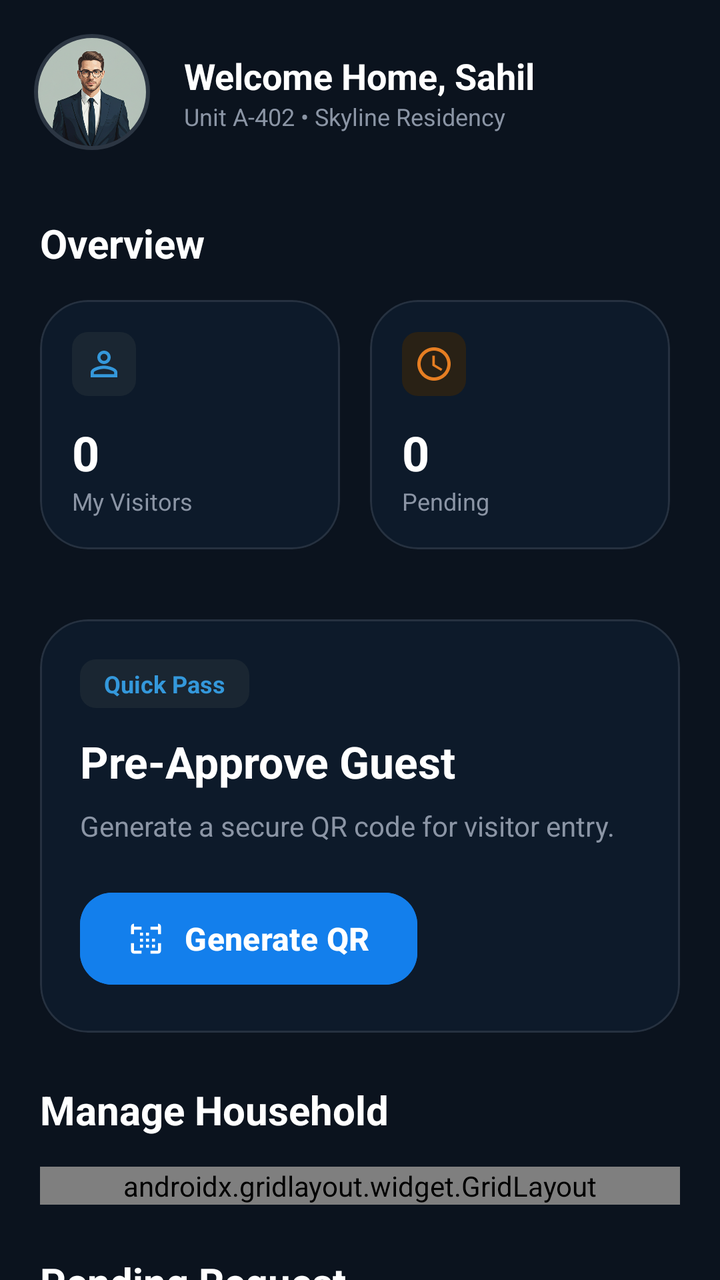
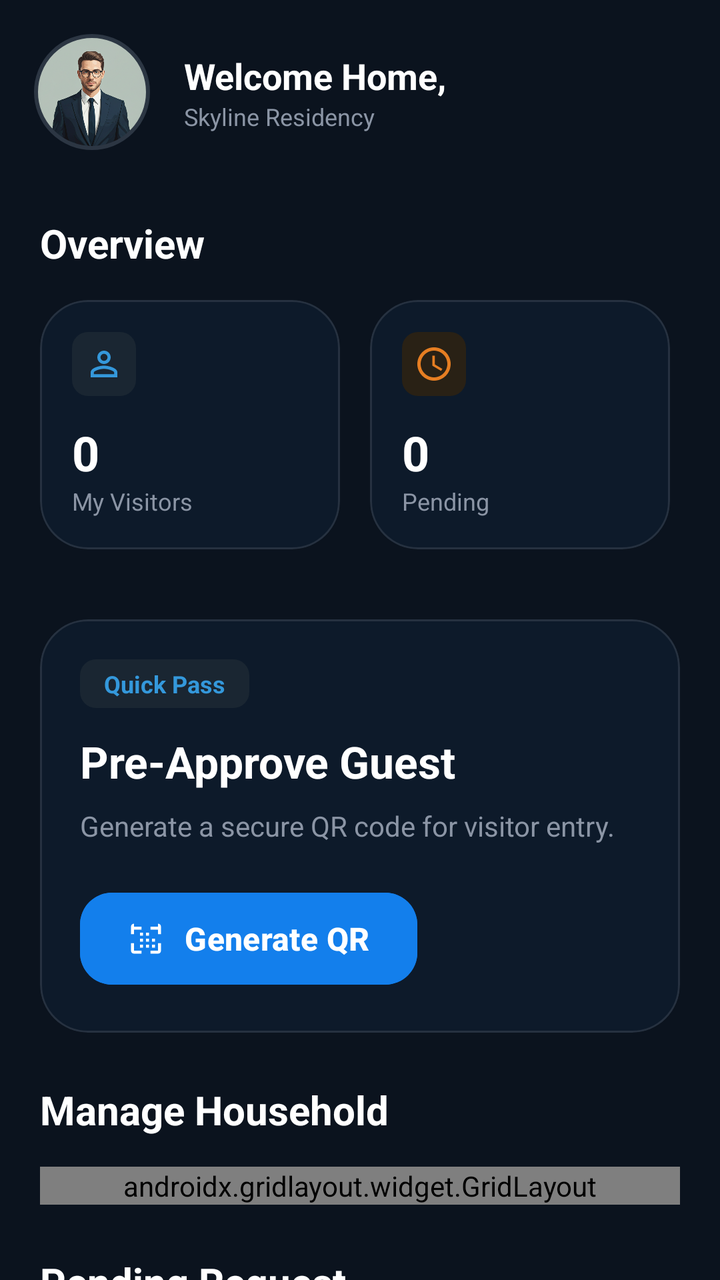

Compare the two renders of this Android layout. The source of the first and the diff that turns it into the second are given below.
<!-- AndroidManifest.xml: application theme Theme.HouseVisitorManagementSystem -->
<!-- res/layout/activity_house_owner_dashboard.xml -->
<?xml version="1.0" encoding="utf-8"?>
<androidx.constraintlayout.widget.ConstraintLayout xmlns:android="http://schemas.android.com/apk/res/android"
    xmlns:app="http://schemas.android.com/apk/res-auto"
    xmlns:tools="http://schemas.android.com/tools"
    android:id="@+id/main"
    android:layout_width="match_parent"
    android:layout_height="match_parent"
    android:background="@color/dark_navy_bg"
    tools:context=".HouseOwnerDashboardActivity">

    <androidx.constraintlayout.widget.ConstraintLayout
        android:id="@+id/appBar"
        android:layout_width="match_parent"
        android:layout_height="wrap_content"
        android:padding="16dp"
        app:layout_constraintTop_toTopOf="parent">

        <FrameLayout
            android:id="@+id/profileContainer"
            android:layout_width="60dp"
            android:layout_height="60dp"
            app:layout_constraintBottom_toBottomOf="parent"
            app:layout_constraintStart_toStartOf="parent"
            app:layout_constraintTop_toTopOf="parent">

            <com.google.android.material.imageview.ShapeableImageView
                android:id="@+id/imgProfile"
                android:layout_width="match_parent"
                android:layout_height="match_parent"
                android:padding="2dp"
                android:src="@drawable/person_image"
                app:shapeAppearanceOverlay="@style/CircleImage"
                app:strokeColor="@color/slate_blue_gray"
                app:strokeWidth="2dp" />

        </FrameLayout>

        <LinearLayout
            android:layout_width="0dp"
            android:layout_height="wrap_content"
            android:layout_marginStart="16dp"
            android:orientation="vertical"
            app:layout_constraintBottom_toBottomOf="@id/profileContainer"
            app:layout_constraintEnd_toEndOf="parent"
            app:layout_constraintStart_toEndOf="@id/profileContainer"
            app:layout_constraintTop_toTopOf="@id/profileContainer">

            <TextView
                android:layout_width="wrap_content"
                android:layout_height="wrap_content"
                android:text="@string/welcome_back_home"
                android:textColor="@color/white"
                android:textSize="18sp"
                android:textStyle="bold" />

            <TextView
                android:layout_width="wrap_content"
                android:layout_height="wrap_content"
                android:text="@string/owner_unit_info"
                android:textColor="@color/text_grey"
                android:textSize="12sp" />
        </LinearLayout>
    </androidx.constraintlayout.widget.ConstraintLayout>

    <androidx.core.widget.NestedScrollView
        android:layout_width="match_parent"
        android:layout_height="0dp"
        android:clipToPadding="false"
        android:paddingBottom="40dp"
        app:layout_constraintBottom_toBottomOf="parent"
        app:layout_constraintTop_toBottomOf="@id/appBar">

        <LinearLayout
            android:layout_width="match_parent"
            android:layout_height="wrap_content"
            android:orientation="vertical"
            android:paddingHorizontal="20dp">

            
            <TextView
                android:layout_width="wrap_content"
                android:layout_height="wrap_content"
                android:layout_marginTop="16dp"
                android:text="Overview"
                android:textColor="@color/white"
                android:textSize="20sp"
                android:textStyle="bold" />

            <HorizontalScrollView
                android:layout_width="match_parent"
                android:layout_height="wrap_content"
                android:layout_marginTop="15dp"
                android:layout_marginBottom="25dp"
                android:clipToPadding="false"
                android:scrollbars="none">

                <LinearLayout
                    android:layout_width="wrap_content"
                    android:layout_height="wrap_content"
                    android:orientation="horizontal">

                    
                    <com.google.android.material.card.MaterialCardView
                        android:layout_width="150dp"
                        android:layout_height="wrap_content"
                        android:layout_marginEnd="15dp"
                        app:cardBackgroundColor="#0D1A2A"
                        app:cardCornerRadius="24dp"
                        app:cardElevation="0dp"
                        app:strokeColor="#1AFFFFFF"
                        app:strokeWidth="1dp">

                        <LinearLayout
                            android:layout_width="match_parent"
                            android:layout_height="wrap_content"
                            android:orientation="vertical"
                            android:padding="16dp">

                            <ImageView
                                android:layout_width="32dp"
                                android:layout_height="32dp"
                                android:background="@drawable/bg_badge_blue"
                                android:padding="6dp"
                                android:src="@drawable/ic_person_outline"
                                app:tint="@color/badge_blue_text" />

                            <TextView
                                android:id="@+id/tvMyVisitorsCount"
                                android:layout_width="wrap_content"
                                android:layout_height="wrap_content"
                                android:layout_marginTop="12dp"
                                android:text="0"
                                android:textColor="@color/white"
                                android:textSize="24sp"
                                android:textStyle="bold" />

                            <TextView
                                android:layout_width="wrap_content"
                                android:layout_height="wrap_content"
                                android:text="My Visitors"
                                android:textColor="@color/text_grey"
                                android:textSize="12sp" />
                        </LinearLayout>
                    </com.google.android.material.card.MaterialCardView>

                    
                    <com.google.android.material.card.MaterialCardView
                        android:layout_width="150dp"
                        android:layout_height="wrap_content"
                        android:layout_marginEnd="15dp"
                        app:cardBackgroundColor="#0D1A2A"
                        app:cardCornerRadius="24dp"
                        app:cardElevation="0dp"
                        app:strokeColor="#1AFFFFFF"
                        app:strokeWidth="1dp">

                        <LinearLayout
                            android:layout_width="match_parent"
                            android:layout_height="wrap_content"
                            android:orientation="vertical"
                            android:padding="16dp">

                            <ImageView
                                android:layout_width="32dp"
                                android:layout_height="32dp"
                                android:background="@drawable/bg_badge_orange"
                                android:padding="6dp"
                                android:src="@drawable/ic_time"
                                app:tint="@color/badge_orange_text" />

                            <TextView
                                android:id="@+id/tvPendingCount"
                                android:layout_width="wrap_content"
                                android:layout_height="wrap_content"
                                android:layout_marginTop="12dp"
                                android:text="0"
                                android:textColor="@color/white"
                                android:textSize="24sp"
                                android:textStyle="bold" />

                            <TextView
                                android:layout_width="wrap_content"
                                android:layout_height="wrap_content"
                                android:text="Pending"
                                android:textColor="@color/text_grey"
                                android:textSize="12sp" />
                        </LinearLayout>
                    </com.google.android.material.card.MaterialCardView>

                    
                    <com.google.android.material.card.MaterialCardView
                        android:layout_width="150dp"
                        android:layout_height="wrap_content"
                        android:layout_marginEnd="15dp"
                        app:cardBackgroundColor="#0D1A2A"
                        app:cardCornerRadius="24dp"
                        app:cardElevation="0dp"
                        app:strokeColor="#1AFFFFFF"
                        app:strokeWidth="1dp">

                        <LinearLayout
                            android:layout_width="match_parent"
                            android:layout_height="wrap_content"
                            android:orientation="vertical"
                            android:padding="16dp">

                            <ImageView
                                android:layout_width="32dp"
                                android:layout_height="32dp"
                                android:background="@drawable/bg_badge_green"
                                android:padding="6dp"
                                android:src="@drawable/ic_qr_code_scanner"
                                app:tint="@color/badge_green_text" />

                            <TextView
                                android:id="@+id/tvActiveQRCount"
                                android:layout_width="wrap_content"
                                android:layout_height="wrap_content"
                                android:layout_marginTop="12dp"
                                android:text="0"
                                android:textColor="@color/white"
                                android:textSize="24sp"
                                android:textStyle="bold" />

                            <TextView
                                android:layout_width="wrap_content"
                                android:layout_height="wrap_content"
                                android:text="QR Code"
                                android:textColor="@color/text_grey"
                                android:textSize="12sp" />
                        </LinearLayout>
                    </com.google.android.material.card.MaterialCardView>

                    
                    <com.google.android.material.card.MaterialCardView
                        android:layout_width="150dp"
                        android:layout_height="wrap_content"
                        android:layout_marginEnd="15dp"
                        app:cardBackgroundColor="#0D1A2A"
                        app:cardCornerRadius="24dp"
                        app:cardElevation="0dp"
                        app:strokeColor="#1AFFFFFF"
                        app:strokeWidth="1dp">

                        <LinearLayout
                            android:layout_width="match_parent"
                            android:layout_height="wrap_content"
                            android:orientation="vertical"
                            android:padding="16dp">

                            <ImageView
                                android:layout_width="32dp"
                                android:layout_height="32dp"
                                android:background="@drawable/bg_badge_orange"
                                android:padding="6dp"
                                android:src="@drawable/ic_announcement"
                                app:tint="@color/badge_orange_text" />

                            <TextView
                                android:id="@+id/tvAnnouncementsCount"
                                android:layout_width="wrap_content"
                                android:layout_height="wrap_content"
                                android:layout_marginTop="12dp"
                                android:text="0"
                                android:textColor="@color/white"
                                android:textSize="24sp"
                                android:textStyle="bold" />

                            <TextView
                                android:layout_width="wrap_content"
                                android:layout_height="wrap_content"
                                android:text="Announcements"
                                android:textColor="@color/text_grey"
                                android:textSize="12sp" />
                        </LinearLayout>
                    </com.google.android.material.card.MaterialCardView>

                    
                    <com.google.android.material.card.MaterialCardView
                        android:layout_width="150dp"
                        android:layout_height="wrap_content"
                        android:layout_marginEnd="15dp"
                        app:cardBackgroundColor="#0D1A2A"
                        app:cardCornerRadius="24dp"
                        app:cardElevation="0dp"
                        app:strokeColor="#1AFFFFFF"
                        app:strokeWidth="1dp">

                        <LinearLayout
                            android:layout_width="match_parent"
                            android:layout_height="wrap_content"
                            android:orientation="vertical"
                            android:padding="16dp">

                            <ImageView
                                android:layout_width="32dp"
                                android:layout_height="32dp"
                                android:background="@drawable/bg_badge_red"
                                android:padding="6dp"
                                android:src="@drawable/ic_warning_triangle"
                                app:tint="@color/badge_red_text" />

                            <TextView
                                android:id="@+id/tvMyComplaintsCount"
                                android:layout_width="wrap_content"
                                android:layout_height="wrap_content"
                                android:layout_marginTop="12dp"
                                android:text="0"
                                android:textColor="@color/white"
                                android:textSize="24sp"
                                android:textStyle="bold" />

                            <TextView
                                android:layout_width="wrap_content"
                                android:layout_height="wrap_content"
                                android:text="My Complaints"
                                android:textColor="@color/text_grey"
                                android:textSize="12sp" />
                        </LinearLayout>
                    </com.google.android.material.card.MaterialCardView>

                    
                    <com.google.android.material.card.MaterialCardView
                        android:layout_width="150dp"
                        android:layout_height="wrap_content"
                        android:layout_marginEnd="15dp"
                        app:cardBackgroundColor="#0D1A2A"
                        app:cardCornerRadius="24dp"
                        app:cardElevation="0dp"
                        app:strokeColor="#1AFFFFFF"
                        app:strokeWidth="1dp">

                        <LinearLayout
                            android:layout_width="match_parent"
                            android:layout_height="wrap_content"
                            android:orientation="vertical"
                            android:padding="16dp">

                            <ImageView
                                android:layout_width="32dp"
                                android:layout_height="32dp"
                                android:background="@drawable/bg_badge_gray"
                                android:padding="6dp"
                                android:src="@drawable/ic_block_circle"
                                app:tint="@color/badge_gray_text" />

                            <TextView
                                android:id="@+id/tvBlockedVisitorsCount"
                                android:layout_width="wrap_content"
                                android:layout_height="wrap_content"
                                android:layout_marginTop="12dp"
                                android:text="0"
                                android:textColor="@color/white"
                                android:textSize="24sp"
                                android:textStyle="bold" />

                            <TextView
                                android:layout_width="wrap_content"
                                android:layout_height="wrap_content"
                                android:text="Blocked"
                                android:textColor="@color/text_grey"
                                android:textSize="12sp" />
                        </LinearLayout>
                    </com.google.android.material.card.MaterialCardView>
                </LinearLayout>
            </HorizontalScrollView>

            
            <com.google.android.material.card.MaterialCardView
                android:layout_width="match_parent"
                android:layout_height="wrap_content"
                android:layout_marginTop="10dp"
                android:layout_marginBottom="25dp"
                app:cardBackgroundColor="#0D1A2A"
                app:cardCornerRadius="24dp"
                app:cardElevation="0dp"
                app:strokeColor="#1AFFFFFF"
                app:strokeWidth="1dp">

                <androidx.constraintlayout.widget.ConstraintLayout
                    android:layout_width="match_parent"
                    android:layout_height="wrap_content"
                    android:padding="20dp">

                    <TextView
                        android:id="@+id/tvQuickPassBadge"
                        android:layout_width="wrap_content"
                        android:layout_height="wrap_content"
                        android:background="@drawable/bg_badge_blue"
                        android:paddingHorizontal="12dp"
                        android:paddingVertical="4dp"
                        android:text="Quick Pass"
                        android:textColor="@color/badge_blue_text"
                        android:textSize="12sp"
                        android:textStyle="bold"
                        app:layout_constraintStart_toStartOf="parent"
                        app:layout_constraintTop_toTopOf="parent" />

                    <TextView
                        android:id="@+id/tvPreApproveTitle"
                        android:layout_width="match_parent"
                        android:layout_height="wrap_content"
                        android:layout_marginTop="12dp"
                        android:text="Pre-Approve Guest"
                        android:textColor="@color/white"
                        android:textSize="22sp"
                        android:textStyle="bold"
                        app:layout_constraintStart_toStartOf="parent"
                        app:layout_constraintTop_toBottomOf="@id/tvQuickPassBadge" />

                    <TextView
                        android:id="@+id/tvPreApproveDesc"
                        android:layout_width="match_parent"
                        android:layout_height="wrap_content"
                        android:layout_marginTop="8dp"
                        android:text="Generate a secure QR code for visitor entry."
                        android:textColor="@color/text_grey"
                        android:textSize="14sp"
                        app:layout_constraintStart_toStartOf="parent"
                        app:layout_constraintTop_toBottomOf="@id/tvPreApproveTitle" />

                    <com.google.android.material.button.MaterialButton
                        android:id="@+id/btnGenerateQR"
                        android:layout_width="wrap_content"
                        android:layout_height="54dp"
                        android:layout_marginTop="20dp"
                        android:backgroundTint="@color/bright_azure_blue"
                        android:paddingHorizontal="24dp"
                        android:text="Generate QR"
                        android:textAllCaps="false"
                        android:textColor="@color/white"
                        android:textSize="16sp"
                        android:textStyle="bold"
                        app:cornerRadius="16dp"
                        app:icon="@drawable/ic_qr_code_scanner"
                        app:iconGravity="textStart"
                        app:iconPadding="10dp"
                        app:iconTint="@color/white"
                        app:layout_constraintBottom_toBottomOf="parent"
                        app:layout_constraintStart_toStartOf="parent"
                        app:layout_constraintTop_toBottomOf="@id/tvPreApproveDesc" />

                </androidx.constraintlayout.widget.ConstraintLayout>
            </com.google.android.material.card.MaterialCardView>

            
            <TextView
                android:layout_width="wrap_content"
                android:layout_height="wrap_content"
                android:layout_marginBottom="15dp"
                android:text="Manage Household"
                android:textColor="@color/white"
                android:textSize="20sp"
                android:textStyle="bold" />

            <androidx.gridlayout.widget.GridLayout
                android:layout_width="match_parent"
                android:layout_height="wrap_content"
                app:columnCount="2"
                app:rowCount="3">

                
                <com.google.android.material.card.MaterialCardView
                    android:id="@+id/btnVisitorApproval"
                    style="@style/DashboardSmallCard">
                    <LinearLayout
                        style="@style/DashboardSmallCardLayout"
                        android:layout_height="160dp">
                        <FrameLayout android:layout_width="wrap_content" android:layout_height="wrap_content">
                            <ImageView
                                style="@style/DashboardSmallCardIcon"
                                android:backgroundTint="@color/badge_blue_bg"
                                android:src="@drawable/ic_check_circle"
                                app:tint="@color/badge_blue_text" />
                        </FrameLayout>
                        <TextView style="@style/DashboardSmallCardTitle" android:text="Visitor Approval" />
                        <TextView style="@style/DashboardSmallCardDesc" android:text="Review requests" />
                    </LinearLayout>
                </com.google.android.material.card.MaterialCardView>

                
                <com.google.android.material.card.MaterialCardView
                    android:id="@+id/btnVisitorHistory"
                    android:layout_height="160dp"
                    style="@style/DashboardSmallCard">
                    <LinearLayout style="@style/DashboardSmallCardLayout">
                        <ImageView style="@style/DashboardSmallCardIcon" android:backgroundTint="@color/badge_purple_bg" android:src="@drawable/ic_time" app:tint="@color/badge_purple_text" />
                        <TextView style="@style/DashboardSmallCardTitle" android:text="Visitor History" />
                        <TextView style="@style/DashboardSmallCardDesc" android:text="View past logs" />
                    </LinearLayout>
                </com.google.android.material.card.MaterialCardView>

                
                <com.google.android.material.card.MaterialCardView
                    android:id="@+id/btnAnnouncements"
                    android:layout_height="160dp"
                    style="@style/DashboardSmallCard">
                    <LinearLayout style="@style/DashboardSmallCardLayout">
                        <FrameLayout android:layout_width="wrap_content" android:layout_height="wrap_content">
                            <ImageView
                                style="@style/DashboardSmallCardIcon"
                                android:backgroundTint="@color/badge_orange_bg"
                                android:src="@drawable/ic_announcement"
                                app:tint="@color/badge_orange_text" />
                        </FrameLayout>
                        <TextView style="@style/DashboardSmallCardTitle" android:text="Announcements" />
                        <TextView style="@style/DashboardSmallCardDesc" android:text="Community news" />
                    </LinearLayout>
                </com.google.android.material.card.MaterialCardView>

                
                <com.google.android.material.card.MaterialCardView
                    android:id="@+id/btnComplaints"
                    android:layout_height="160dp"
                    style="@style/DashboardSmallCard">
                    <LinearLayout style="@style/DashboardSmallCardLayout">
                        <ImageView
                            style="@style/DashboardSmallCardIcon"
                            android:backgroundTint="@color/badge_red_bg"
                            android:src="@drawable/ic_warning_triangle"
                            app:tint="@color/badge_red_text" />
                        <TextView style="@style/DashboardSmallCardTitle" android:text="Complaints" />
                        <TextView style="@style/DashboardSmallCardDesc" android:text="Report issues" />
                    </LinearLayout>
                </com.google.android.material.card.MaterialCardView>

                
                <com.google.android.material.card.MaterialCardView
                    android:id="@+id/btnBlockVisitor"
                    android:layout_height="160dp"
                    style="@style/DashboardSmallCard">
                    <LinearLayout style="@style/DashboardSmallCardLayout">
                        <ImageView
                            style="@style/DashboardSmallCardIcon"
                            android:backgroundTint="@color/badge_gray_bg"
                            android:src="@drawable/ic_block_circle"
                            app:tint="@color/badge_gray_text" />
                        <TextView style="@style/DashboardSmallCardTitle" android:text="Block Visitor" />
                        <TextView style="@style/DashboardSmallCardDesc" android:text="Security settings" />
                    </LinearLayout>
                </com.google.android.material.card.MaterialCardView>

                
                <com.google.android.material.card.MaterialCardView
                    android:id="@+id/btnViewQRCode"
                    android:layout_height="160dp"
                    style="@style/DashboardSmallCard">
                    <LinearLayout style="@style/DashboardSmallCardLayout">
                        <ImageView
                            style="@style/DashboardSmallCardIcon"
                            android:backgroundTint="@color/badge_green_bg"
                            android:src="@drawable/ic_qr_code_scanner"
                            app:tint="@color/badge_green_text" />
                        <TextView style="@style/DashboardSmallCardTitle" android:text="View QR Code" />
                        <TextView style="@style/DashboardSmallCardDesc" android:text="Manage entry" />
                    </LinearLayout>
                </com.google.android.material.card.MaterialCardView>




            </androidx.gridlayout.widget.GridLayout>

            
            <RelativeLayout
                android:layout_width="match_parent"
                android:layout_height="wrap_content"
                android:layout_marginTop="25dp"
                android:layout_marginBottom="15dp">

                <TextView
                    android:layout_width="wrap_content"
                    android:layout_height="wrap_content"
                    android:text="@string/pending_request"
                    android:textColor="@color/white"
                    android:textSize="20sp"
                    android:textStyle="bold" />
            </RelativeLayout>

            <LinearLayout
                android:id="@+id/llEmptyState"
                android:layout_width="match_parent"
                android:layout_height="wrap_content"
                android:orientation="vertical"
                android:gravity="center"
                android:visibility="gone"
                android:padding="30dp">

                <TextView
                    android:layout_marginTop="12dp"
                    android:text="No pending requests"
                    android:textColor="@color/text_grey"
                    android:textSize="14sp"
                    android:textStyle="bold"
                    android:layout_width="wrap_content"
                    android:layout_height="wrap_content"/>
            </LinearLayout>

            <LinearLayout
                android:id="@+id/llRecentActivityContainer"
                android:layout_width="match_parent"
                android:layout_height="wrap_content"
                android:orientation="vertical">

            </LinearLayout>

        </LinearLayout>


    </androidx.core.widget.NestedScrollView>




</androidx.constraintlayout.widget.ConstraintLayout>
<!-- resources referenced by this layout -->
<resources>
  <color name="badge_blue_bg">#1A2632</color>
  <color name="badge_blue_text">#3498DB</color>
  <color name="badge_gray_bg">#2C3643</color>
  <color name="badge_gray_text">#8B95A5</color>
  <color name="badge_green_bg">#1B2D26</color>
  <color name="badge_green_text">#2ECC71</color>
  <color name="badge_orange_bg">#292115</color>
  <color name="badge_orange_text">#E67E22</color>
  <color name="badge_purple_bg">#2D1F38</color>
  <color name="badge_purple_text">#9B59B6</color>
  <color name="badge_red_bg">#2C191C</color>
  <color name="badge_red_text">#E74C3C</color>
  <color name="bright_azure_blue">#137fec</color>
  <color name="dark_navy_bg">#0B131E</color>
  <color name="slate_blue_gray">#2C3643</color>
  <color name="text_grey">#8B95A5</color>
  <color name="white">#FFFFFF</color>
  <!-- drawable bg_badge_blue (drawable) -->
  <?xml version="1.0" encoding="utf-8"?>
  <shape xmlns:android="http://schemas.android.com/apk/res/android">
      <solid android:color="@color/badge_blue_bg" />
      <corners android:radius="8dp" />
  </shape>
  <!-- drawable bg_badge_gray (drawable) -->
  <?xml version="1.0" encoding="utf-8"?>
  <shape xmlns:android="http://schemas.android.com/apk/res/android" android:shape="rectangle">
      <solid android:color="#196C757D" />
      <corners android:radius="4dp" />
  </shape>
  <!-- drawable bg_badge_green (drawable) -->
  <?xml version="1.0" encoding="utf-8"?>
  <shape xmlns:android="http://schemas.android.com/apk/res/android" android:shape="rectangle">
      <solid android:color="#192ECC71" />
      <corners android:radius="4dp" />
  </shape>
  <!-- drawable bg_badge_orange (drawable) -->
  <?xml version="1.0" encoding="utf-8"?>
  <shape xmlns:android="http://schemas.android.com/apk/res/android">
      <solid android:color="@color/badge_orange_bg" />
      <corners android:radius="8dp" />
  </shape>
  <!-- drawable bg_badge_red (drawable) -->
  <?xml version="1.0" encoding="utf-8"?>
  <shape xmlns:android="http://schemas.android.com/apk/res/android">
      <solid android:color="@color/red_transparent" />
      <corners android:radius="8dp" />
  </shape>
  <string name="owner_unit_info">Unit A-402 • Skyline Residency</string>
  <string name="pending_request">Pending Request</string>
  <string name="welcome_back_home">Welcome Home, Sahil</string>
  <style name="CircleImage">
          <item name="cornerSize">50%</item>
      </style>
  <style name="DashboardSmallCardDesc">
          <item name="android:layout_width">wrap_content</item>
          <item name="android:layout_height">wrap_content</item>
          <item name="android:layout_marginTop">4dp</item>
          <item name="android:textColor">@color/text_grey</item>
          <item name="android:textSize">12sp</item>
      </style>
  <style name="DashboardSmallCardLayout">
          <item name="android:layout_width">match_parent</item>
          <item name="android:layout_height">wrap_content</item>
          <item name="android:orientation">vertical</item>
          <item name="android:padding">20dp</item>
          <item name="android:gravity">start</item>
      </style>
  <style name="DashboardSmallCardTitle">
          <item name="android:layout_width">wrap_content</item>
          <item name="android:layout_height">wrap_content</item>
          <item name="android:textColor">@color/white</item>
          <item name="android:textSize">16sp</item>
          <item name="android:textStyle">bold</item>
      </style>
  <style name="Theme.HouseVisitorManagementSystem" parent="Base.Theme.HouseVisitorManagementSystem" />
  <color name="red_transparent">#33E74C3C</color>
  <color name="card_dark_bg">#1A222C</color>
  <!-- drawable circle_dark_bg (drawable) -->
  <?xml version="1.0" encoding="utf-8"?>
  <shape xmlns:android="http://schemas.android.com/apk/res/android"
      android:shape="oval">
      <solid android:color="#1A2332" />
  </shape>
  <style name="Base.Theme.HouseVisitorManagementSystem" parent="Theme.Material3.DayNight.NoActionBar">
          
          
      </style>
  <!-- unchanged entries left out for length: 10 -->
</resources>

<!-- the commit's change to res/layout/activity_house_owner_dashboard.xml (unified diff, before → after) -->
@@ -46,6 +46,7 @@
             app:layout_constraintTop_toTopOf="@id/profileContainer">
 
             <TextView
+                android:id="@+id/welcomeMessageAndName"
                 android:layout_width="wrap_content"
                 android:layout_height="wrap_content"
                 android:text="@string/welcome_back_home"
@@ -54,6 +55,7 @@
                 android:textStyle="bold" />
 
             <TextView
+                android:id="@+id/houseNoAndResidencyName"
                 android:layout_width="wrap_content"
                 android:layout_height="wrap_content"
                 android:text="@string/owner_unit_info"
<!-- resource entries referenced after the edit -->
@@ -47,9 +47,9 @@
       <solid android:color="@color/red_transparent" />
       <corners android:radius="8dp" />
   </shape>
-  <string name="owner_unit_info">Unit A-402 • Skyline Residency</string>
+  <string name="owner_unit_info">Skyline Residency</string>
   <string name="pending_request">Pending Request</string>
-  <string name="welcome_back_home">Welcome Home, Sahil</string>
+  <string name="welcome_back_home">Welcome Home, </string>
   <style name="CircleImage">
           <item name="cornerSize">50%</item>
       </style>
